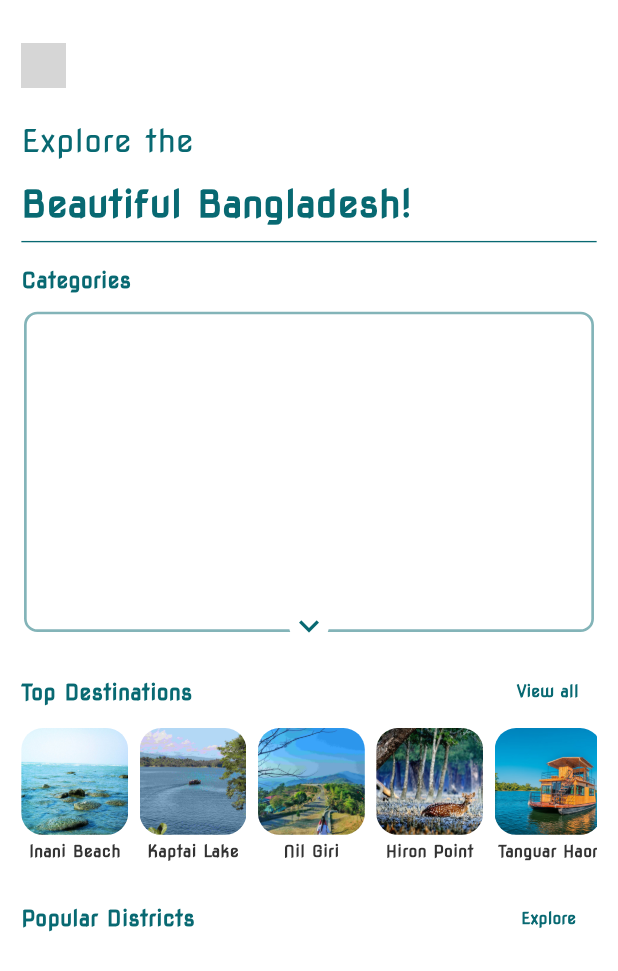
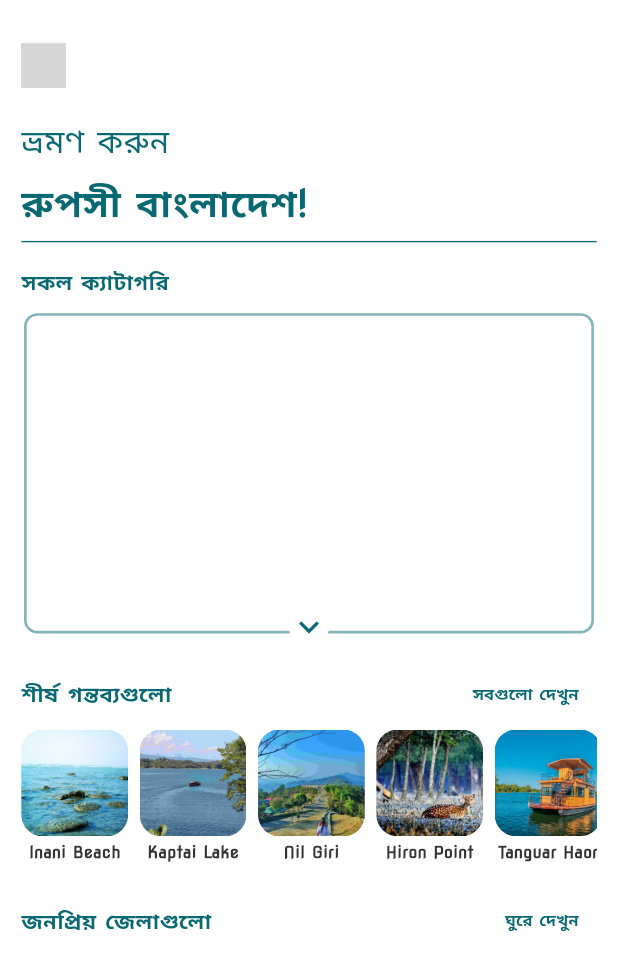
Before and after one commit to theove46/dristi, a Flutter app: the HomePage screen opened by its route, on a phone screen of 412 x 824 dp. Shown: the top 971 px of the screen. Run offline on Flutter 3.47's test engine with Material 3 defaults, Android fonts, the phone set to English and light mode, and no system bars; our stand-ins replace carousel_slider, dio, equatable, flutter_riverpod, flutter_screenutil, hive_flutter and 1 more; accounts and stored records are empty; generated files the repository leaves out were written again; grey boxes are pictures that could not be loaded.

Commit message:
feat: Implement App localization for English and Bangla

```diff
--- /dev/null
+++ b/dristi/lib/app.dart
@@ -0,0 +1,58 @@
+import 'package:dristi/l10n/localizations.dart';
+import 'package:dristi/src/core/constants/app_values.dart';
+import 'package:dristi/src/core/services/routes/route_generator.dart';
+import 'package:dristi/src/core/services/routes/routes.dart';
+import 'package:dristi/src/core/theme/colors.dart';
+import 'package:dristi/src/core/theme/text_styles.dart';
+import 'package:dristi/src/core/utils/localization_ext.dart';
+import 'package:flutter/material.dart';
+import 'package:flutter_screenutil/flutter_screenutil.dart';
+import 'package:flutter_gen/gen_l10n/app_localizations.dart';
+
+final GlobalKey<NavigatorState> navigatorKey = GlobalKey<NavigatorState>();
+
+class App extends StatelessWidget {
+  const App({
+    Key? key,
+    required this.isFirstTime,
+  }) : super(key: key);
+
+  final bool isFirstTime;
+
+  @override
+  Widget build(BuildContext context) {
+    return ScreenUtilInit(
+      designSize:
+          const Size(AppValues.dimenDefaultWidth, AppValues.dimenDefaultHeight),
+      minTextAdapt: true,
+      splitScreenMode: true,
+      builder: (BuildContext context, Widget? child) {
+        return MaterialApp(
+          debugShowCheckedModeBanner: false,
+          theme: ThemeData(
+            appBarTheme: AppBarTheme(
+              backgroundColor: UIColors.white,
+              elevation: 0,
+              titleSpacing: 0,
+              centerTitle: true,
+              titleTextStyle: blackNovaBold18,
+              iconTheme: const IconThemeData(
+                color: UIColors.black,
+              ),
+            ),
+          ),
+          onGenerateRoute: RouteGenerator.generateRoute,
+          initialRoute: isFirstTime ? Routes.splash : Routes.home,
+          navigatorKey: navigatorKey,
+          localizationsDelegates: AppLocalizations.localizationsDelegates,
+          supportedLocales: _supportedLocales,
+          locale: AppLanguages.bn.toLocale,
+        );
+      },
+    );
+  }
+
+  List<Locale> get _supportedLocales => AppLanguages.values
+      .map((AppLanguages language) => language.toLocale)
+      .toList();
+}
--- /dev/null
+++ b/dristi/lib/l10n/app_bn.arb
@@ -0,0 +1,14 @@
+{
+  "appName": "দৃষ্টি",
+  "exploreThe": "ভ্রমণ করুন",
+  "beautifulBD": "রুপসী বাংলাদেশ!",
+  "topDestinations": "শীর্ষ গন্তব্যগুলো",
+  "popularDistricts": "জনপ্রিয় জেলাগুলো",
+  "categories": "সকল ক্যাটাগরি",
+  "viewAll": "সবগুলো দেখুন",
+  "explore": "ঘুরে দেখুন",
+  "allDistrictsBD": "রুপসী বাংলাদেশ ভ্রমণ করুন",
+  "getStarted": "চলুন শুরু করি",
+
+  "boiler": "নিলগিরি হল বান্দরবানে বিভিন্ন আকারের পাহাড়ের একটি সংগ্রহ। বান্দরবান নিজেই বাংলাদেশের একটি পাহাড়ি জেলা। গাছপালায় ঢাকা পর্বতগুলো নিলগিরি থেকে খুবই সুন্দর দেখায়। স্থানীয়ভাবে চাঁদের গাড়ি (মুন কার) নামে পরিচিত যাত্রাটি খুবই উপভোগ্য এবং রোমাঞ্চকর। নিলগিরি পর্যটন এলাকা খুবই পরিষ্কার এবং এটি বাংলাদেশ সেনাবাহিনীর তত্ত্বাবধানে রয়েছে। পরিষ্কার শৌচাগার এবং ক্যাফেটেরিয়াও উপলব্ধ। ঢাকার সাথে সড়ক দূরত্ব ৩২৬ কিমি এবং চট্টগ্রামের সাথে ৮৫ কিমি। বিশ্বের যে কোনও কোণ থেকে যে কেউ বিমানযোগে ঢাকা বা চট্টগ্রাম যেতে পারেন এবং তারপরে খুবই যুক্তিসঙ্গত খরচে বিলাসবহুল বাসে নিলগিরি যেতে পারেন। নিলগিরি হল বান্দরবানে বিভিন্ন আকারের পাহাড়ের একটি সংগ্রহ। বান্দরবান নিজেই বাংলাদেশের একটি পাহাড়ি জেলা। গাছপালায় ঢাকা পর্বতগুলো নিলগিরি থেকে খুবই সুন্দর দেখায়। স্থানীয়ভাবে চাঁদের গাড়ি (মুন কার) নামে পরিচিত যাত্রাটি খুবই উপভোগ্য এবং রোমাঞ্চকর। নিলগিরি পর্যটন এলাকা খুবই পরিষ্কার এবং এটি বাংলাদেশ সেনাবাহিনীর তত্ত্বাবধানে রয়েছে। পরিষ্কার শৌচাগার এবং ক্যাফেটেরিয়াও উপলব্ধ। ঢাকার সাথে সড়ক দূরত্ব ৩২৬ কিমি এবং চট্টগ্রামের সাথে ৮৫ কিমি। বিশ্বের যে কোনও কোণ থেকে যে কেউ বিমানযোগে ঢাকা বা চট্টগ্রাম যেতে পারেন এবং তারপরে খুবই যুক্তিসঙ্গত খরচে বিলাসবহুল বাসে নিলগিরি যেতে পারেন।"
+}
--- /dev/null
+++ b/dristi/lib/l10n/app_en.arb
@@ -0,0 +1,15 @@
+{
+  "appName": "Dristi",
+  "exploreThe": "Explore the",
+  "beautifulBD": "Beautiful Bangladesh!",
+  "topDestinations": "Top Destinations",
+  "popularDistricts": "Popular Districts",
+  "categories": "Categories",
+  "viewAll": "View all",
+  "explore": "Explore",
+  "allDistrictsBD": "Explore The Beautiful Bangladesh",
+  "getStarted": "Lets Get Started",
+
+  "boiler": "Nilgiri is a collection of multiple variable sizes hill area in Bandarban. Bandarban itself is a hill district in Banglades. The mountains with Covering trees look very beautiful from Nilgiri.The journey with locally called Chader gari (Moon Car) is very much enjoyble and full of thrills. The Nilgiri tourist area is very clean and is under supervision of Bangladesh Army.Clean wash rooms and cafeteria also availabl. The road distance from Dhaka is 326 km and from Chittagong is 85 km. Any one from any corner of world may come to Dhaka or Chittagong by air and then may go to Nilgiri by luxurious bus with very reasonable cost. Nilgiri is a collection of multiple variable sizes hill area in Bandarban. Bandarban itself is a hill district in Banglades. The mountains with Covering trees look very beautiful from Nilgiri.The journey with locally called Chader gari (Moon Car) is very much enjoyble and full of thrills. The Nilgiri tourist area is very clean and is under supervision of Bangladesh Army.Clean wash rooms and cafeteria also availabl. The road distance from Dhaka is 326 km and from Chittagong is 85 km. Any one from any corner of world may come to Dhaka or Chittagong by air and then may go to Nilgiri by luxurious bus with very reasonable cost."
+
+}
--- /dev/null
+++ b/dristi/lib/l10n/localizations.dart
@@ -0,0 +1,4 @@
+enum AppLanguages {
+  en,
+  bn,
+}
--- a/dristi/lib/main.dart
+++ b/dristi/lib/main.dart
@@ -1,28 +1,26 @@
-import 'package:dristi/src/core/constants/app_values.dart';
+import 'package:dristi/app.dart';
 import 'package:dristi/src/core/flavors/build_config.dart';
 import 'package:dristi/src/core/flavors/env_config.dart';
 import 'package:dristi/src/core/flavors/environment.dart';
 import 'package:dristi/src/core/network/api_end_points.dart';
-import 'package:dristi/src/core/services/routes/route_generator.dart';
-import 'package:dristi/src/core/services/routes/routes.dart';
-import 'package:dristi/src/core/theme/colors.dart';
 import 'package:dristi/src/core/loggers/riverpod_logger.dart';
-import 'package:dristi/src/core/constants/text_constants.dart';
-import 'package:dristi/src/core/theme/text_styles.dart';
 import 'package:flutter/material.dart';
 import 'package:flutter/services.dart';
 import 'package:flutter_riverpod/flutter_riverpod.dart';
-import 'package:flutter_screenutil/flutter_screenutil.dart';
 import 'package:hive_flutter/hive_flutter.dart';
-
-final GlobalKey<NavigatorState> navigatorKey = GlobalKey<NavigatorState>();
 
 Future<void> main() async {
   WidgetsFlutterBinding.ensureInitialized();
+
   EnvConfig prodConfig = EnvConfig(
-    appName: TextConstants.appName,
+    appName: "Dristi",
     baseUrl: API.prod,
     shouldCollectCrashLog: true,
+  );
+
+  BuildConfig.instantiate(
+    envType: Environment.prod,
+    envConfig: prodConfig,
   );
 
   BuildConfig.instantiate(
@@ -43,7 +41,7 @@ Future<void> main() async {
   runApp(
     ProviderScope(
       observers: [RiverpodLogger()],
-      child: MyApp(
+      child: App(
         isFirstTime: isFirstTime,
       ),
     ),
@@ -55,43 +53,3 @@ Future<bool> getFirstTimeStatus() async {
   bool? isFirstTime = settingsBox.get('isFirstTime');
   return isFirstTime ?? true;
 }
-
-class MyApp extends StatelessWidget {
-  const MyApp({
-    Key? key,
-    required this.isFirstTime,
-  }) : super(key: key);
-
-  final bool isFirstTime;
-
-  @override
-  Widget build(BuildContext context) {
-    return ScreenUtilInit(
-      designSize:
-          const Size(AppValues.dimenDefaultWidth, AppValues.dimenDefaultHeight),
-      minTextAdapt: true,
-      splitScreenMode: true,
-      builder: (BuildContext context, Widget? child) {
-        return MaterialApp(
-          title: TextConstants.appName,
-          debugShowCheckedModeBanner: false,
-          theme: ThemeData(
-            appBarTheme: AppBarTheme(
-              backgroundColor: UIColors.white,
-              elevation: 0,
-              titleSpacing: 0,
-              centerTitle: true,
-              titleTextStyle: blackNovaBold18,
-              iconTheme: const IconThemeData(
-                color: UIColors.black,
-              ),
-            ),
-          ),
-          onGenerateRoute: RouteGenerator.generateRoute,
-          initialRoute: isFirstTime ? Routes.splash : Routes.home,
-          navigatorKey: navigatorKey,
-        );
-      },
-    );
-  }
-}
--- a/dristi/lib/src/core/constants/text_constants.dart
+++ /dev/null
@@ -1,137 +0,0 @@
-class TextConstants {
-  /// Global
-  static const String appName = 'Dristi';
-  static const String exploreThe = 'Explore the';
-  static const String beautifulBD = 'Beautiful Bangladesh!';
-  static const String topDestinations = 'Top Destinations';
-  static const String popularDistricts = 'Popular Districts';
-  static const String categories = 'Categories';
-  static const String viewAll = 'View all';
-  static const String explore = 'Explore';
-  static const String overview = 'Overview';
-  static const String allDistrictsBD = 'Explore The Beautiful Bangladesh';
-
-  /// Boiler Text
-  static const String boiler =
-      "Nilgiri is a collection of multiple variable sizes hill area in Bandarban. Bandarban itself is a hill district in Banglades. The mountains with Covering trees look very beautiful from Nilgiri.The journey with locally called Chader gari (Moon Car) is very much enjoyble and full of thrills. The Nilgiri tourist area is very clean and is under supervision of Bangladesh Army.Clean wash rooms and cafeteria also availabl. The road distance from Dhaka is 326 km and from Chittagong is 85 km. Any one from any corner of world may come to Dhaka or Chittagong by air and then may go to Nilgiri by luxurious bus with very reasonable cost. Nilgiri is a collection of multiple variable sizes hill area in Bandarban. Bandarban itself is a hill district in Banglades. The mountains with Covering trees look very beautiful from Nilgiri.The journey with locally called Chader gari (Moon Car) is very much enjoyble and full of thrills. The Nilgiri tourist area is very clean and is under supervision of Bangladesh Army.Clean wash rooms and cafeteria also availabl. The road distance from Dhaka is 326 km and from Chittagong is 85 km. Any one from any corner of world may come to Dhaka or Chittagong by air and then may go to Nilgiri by luxurious bus with very reasonable cost.";
-
-  /// Update page
-  static const String successfullyUpdated = 'Updated Successfully';
-
-  /// Welcome Page
-  static const String getStarted = 'Lets Get Started';
-
-  static const String signin = 'Sign In';
-  static const String signUp = 'Sign Up';
-  static const String submit = 'Submit';
-  static const String createAnAccount = 'Create an account';
-  static const String firstName = 'Your first name';
-  static const String lastName = 'Your last name';
-  static const String alreadyHaveAnAccount = 'Already have an account? ';
-  static const String iAgreeWith = 'I agree with ';
-  static const String termsAndConditions = 'Terms & Conditions';
-  static const String accountCreatedSuccess =
-      'Your Account has been created successfully';
-  static const String email = 'Email';
-  static const String yourEmail = 'Your email';
-  static const String updateProfile = 'Update Profile';
-  static const String dateOfBirth = 'Date of Birth';
-  static const String offline = 'Offline';
-  static const String phoneNumber = 'Phone Number *';
-  static const String connecting = 'Connecting...';
-
-  /// Login Screen
-  static const String password = 'Password';
-  static const String rememberMe = 'Remember Me';
-  static const String forgotPassword = 'Forgot password?';
-  static const String doNotHaveAccount = 'Don’t have an account?';
-  static const String rememberYourPassword = 'Remember your password?';
-  static const String resendEmail = 'Resend Email';
-
-  /// Verification Page
-  static const String yourCode = 'Your code';
-  static const String retrieveFCMTokenError = 'Failed to retrieve FCM token';
-
-  /// Change Your Password Page
-  static const String resend = 'Resend';
-  static const String congratulations = 'Congratulations';
-  static const String newPassword = 'New password';
-  static const String oldPassword = 'Old password';
-  static const String confirmPassword = 'Confirm password';
-  static const String changePassword = 'Change Password';
-  static const String resetPassword = 'Reset Password';
-  static const String changePasswordTitleFirstPart = 'Chan';
-  static const String changePasswordTitleLastPart = 'ge Password';
-  static const String changePasswordSubtitleFirstPart =
-      'Make sure to enter a strong password to';
-  static const String changePasswordSubtitleLastPart = 'ensure your security';
-
-  /// Devices
-  static const String android = 'Android';
-  static const String ios = 'IOS';
-  static const String unknownDevice = 'Unknown Device';
-
-  /// Snackbar messages
-  static const String passwordResetSuccess = 'Password reset successfully!';
-  static const String passwordFieldsNotMatched = "Password doesn't match";
-  static const String somethingWentWrong =
-      'Something went wrong! Please try again later.';
-  static const String logOutSuccessful = 'Successfully Log Out';
-  static const String passwordChangeSuccess = 'Password changed successfully.';
-
-  /// Logout message
-  static const String logOut = 'Log Out';
-
-  /// Password validation
-  static const String passwordMustBe = 'Password must be ';
-  static const String eightCharacter = '8 characters';
-  static const String lengthCombination =
-      ' in length with a combination of at least one ';
-  static const String uppercase = 'uppercase';
-  static const String letter = ' letter, ';
-  static const String lowercase = 'lowercase';
-  static const String number = 'number';
-  static const String and = ' and ';
-  static const String specialCharacter = 'special character';
-  static const String dot = '.';
-
-  /// Identity verification page
-  static const String confirmation = 'Confirmation';
-  static const String wantToGoBack = 'Are you sure you want to go back?';
-
-  /// Gender
-  static const String selectGender = 'Select Gender';
-  static const String gender = 'Gender';
-  static const String male = 'Male';
-  static const String female = 'Female';
-
-  /// Titles and Subtitles
-  static const String signInTitleFirstPart = 'Log in';
-  static const String signInTitleLastPart = ' to Authy';
-  static const String signInSubtitleFirstPart =
-      'Welcome back! Sign in using your social';
-  static const String signInSubtitleLastPart =
-      'account or email to continue us';
-  static const String signUpTitleFirstPart = 'Sign up';
-  static const String signUpTitleLastPart = ' with Email';
-  static const String signUpSubtitleFirstPart =
-      'Get chatting with friends and family today by';
-  static const String signUpSubtitleLastPart = 'signing up for our chat app!';
-  static const String dashboardTitleFirstPart = 'Forgot';
-  static const String dashboardTitleLastPart = ' Password';
-  static const String dashboardSubtitleFirstPart =
-      'Enter your email address. We will send a code';
-  static const String dashboardSubtitleLastPart = 'to verify your identity';
-  static const String identityVerificationTitleFirstPart = 'Email';
-  static const String identityVerificationTitleLastPart = ' Confirmation';
-  static const String identityVerificationSubtitleFirstPart =
-      'We’ve sent a code to your email address.';
-  static const String identityVerificationSubtitleLastPart =
-      'Please check your inbox.';
-  static const String setPasswordTitleFirstPart = 'Reset';
-  static const String setPasswordTitleLastPart = ' Password';
-  static const String setPasswordSubtitleFirstPart =
-      'Get chatting with friends and family today by';
-  static const String setPasswordSubtitleLastPart =
-      'signing up for our chat app!';
-}
--- /dev/null
+++ b/dristi/lib/src/core/utils/localization_ext.dart
@@ -0,0 +1,11 @@
+import 'package:dristi/l10n/localizations.dart';
+import 'package:flutter_gen/gen_l10n/app_localizations.dart';
+import 'package:flutter/material.dart';
+
+extension AppLanguageExtension on AppLanguages {
+  Locale get toLocale => Locale(name);
+}
+
+extension LocalizationExtension on BuildContext {
+  AppLocalizations get localization => AppLocalizations.of(this)!;
+}
--- a/dristi/lib/src/features/districts/presentation/pages/districts_list_page.dart
+++ b/dristi/lib/src/features/districts/presentation/pages/districts_list_page.dart
@@ -1,8 +1,8 @@
 import 'package:dristi/src/core/assets/assets.dart';
 import 'package:dristi/src/core/constants/app_values.dart';
 import 'package:dristi/src/core/theme/colors.dart';
-import 'package:dristi/src/core/constants/text_constants.dart';
 import 'package:dristi/src/core/theme/text_styles.dart';
+import 'package:dristi/src/core/utils/localization_ext.dart';
 import 'package:dristi/src/features/districts/presentation/riverpod/district_provider.dart';
 import 'package:flutter/material.dart';
 import 'package:flutter_riverpod/flutter_riverpod.dart';
@@ -32,7 +32,7 @@ class _DistrictsPageState extends ConsumerState<DistrictsPage> {
       backgroundColor: UIColors.white,
       appBar: AppBar(
         title: Text(
-          TextConstants.allDistrictsBD,
+          context.localization.allDistrictsBD,
           style: primaryNovaBold16,
         ),
         centerTitle: false,
--- a/dristi/lib/src/features/home/categories/presentations/widgets/categories_builder.dart
+++ b/dristi/lib/src/features/home/categories/presentations/widgets/categories_builder.dart
@@ -1,7 +1,7 @@
 import 'package:dristi/src/core/constants/app_values.dart';
-import 'package:dristi/src/core/constants/text_constants.dart';
 import 'package:dristi/src/core/theme/colors.dart';
 import 'package:dristi/src/core/theme/text_styles.dart';
+import 'package:dristi/src/core/utils/localization_ext.dart';
 import 'package:dristi/src/features/home/home_page/riverpod/home_provider.dart';
 import 'package:flutter/material.dart';
 import 'package:flutter_riverpod/flutter_riverpod.dart';
@@ -42,7 +42,7 @@ class _CategoriesBuilderState extends ConsumerState<CategoriesBuilder> {
     return Padding(
       padding: EdgeInsets.symmetric(vertical: AppValues.dimen_10.h),
       child: Text(
-        TextConstants.categories,
+        context.localization.categories,
         style: primaryNovaBold16,
       ),
     );
--- a/dristi/lib/src/features/home/home_page/pages/home_page.dart
+++ b/dristi/lib/src/features/home/home_page/pages/home_page.dart
@@ -1,8 +1,8 @@
 import 'package:dristi/src/core/assets/assets.dart';
 import 'package:dristi/src/core/constants/app_values.dart';
 import 'package:dristi/src/core/theme/colors.dart';
-import 'package:dristi/src/core/constants/text_constants.dart';
 import 'package:dristi/src/core/theme/text_styles.dart';
+import 'package:dristi/src/core/utils/localization_ext.dart';
 import 'package:dristi/src/features/home/home_page/riverpod/home_provider.dart';
 import 'package:dristi/src/features/home/categories/presentations/widgets/categories_builder.dart';
 import 'package:dristi/src/features/home/sliders/presentations/widgets/slider_builder.dart';
@@ -74,11 +74,11 @@ class _HomePageState extends ConsumerState<HomePage> {
       children: [
         SizedBox(height: AppValues.dimen_10.h),
         Text(
-          TextConstants.exploreThe,
+          context.localization.exploreThe,
           style: primaryNovaMedium24,
         ),
         SizedBox(height: AppValues.dimen_10.h),
-        Text(TextConstants.beautifulBD, style: primaryNovaBold28),
+        Text(context.localization.beautifulBD, style: primaryNovaBold28),
         Divider(
           color: UIColors.primary,
           thickness: AppValues.dimen_1.h,
--- a/dristi/lib/src/features/home/popular_districts/presentations/widgets/popular_districts_builder.dart
+++ b/dristi/lib/src/features/home/popular_districts/presentations/widgets/popular_districts_builder.dart
@@ -1,7 +1,7 @@
 import 'package:dristi/src/core/constants/app_values.dart';
 import 'package:dristi/src/core/services/routes/routes.dart';
-import 'package:dristi/src/core/constants/text_constants.dart';
 import 'package:dristi/src/core/theme/text_styles.dart';
+import 'package:dristi/src/core/utils/localization_ext.dart';
 import 'package:dristi/src/features/home/home_page/riverpod/home_provider.dart';
 import 'package:flutter/material.dart';
 import 'package:flutter_riverpod/flutter_riverpod.dart';
@@ -34,13 +34,13 @@ class _PopularCitiesBuilderState
         mainAxisAlignment: MainAxisAlignment.spaceBetween,
         children: [
           Text(
-            TextConstants.popularDistricts,
+            context.localization.popularDistricts,
             style: primaryNovaBold16,
           ),
           TextButton(
             onPressed: navigateToDistrictPage,
             child: Text(
-              TextConstants.explore,
+              context.localization.explore,
               style: primaryNovaBold12,
             ),
           ),
--- a/dristi/lib/src/features/home/top_destinations/presentations/widgets/top_destinations_builder.dart
+++ b/dristi/lib/src/features/home/top_destinations/presentations/widgets/top_destinations_builder.dart
@@ -1,7 +1,7 @@
 import 'package:dristi/src/core/constants/app_values.dart';
 import 'package:dristi/src/core/services/routes/routes.dart';
-import 'package:dristi/src/core/constants/text_constants.dart';
 import 'package:dristi/src/core/theme/text_styles.dart';
+import 'package:dristi/src/core/utils/localization_ext.dart';
 import 'package:dristi/src/features/home/home_page/riverpod/home_provider.dart';
 import 'package:flutter/material.dart';
 import 'package:flutter_riverpod/flutter_riverpod.dart';
@@ -33,13 +33,13 @@ class _TopDestinationBuilderState extends ConsumerState<TopDestinationBuilder> {
         mainAxisAlignment: MainAxisAlignment.spaceBetween,
         children: [
           Text(
-            TextConstants.topDestinations,
+            context.localization.topDestinations,
             style: primaryNovaBold16,
           ),
           TextButton(
             onPressed: navigateToDestinationsPage,
             child: Text(
-              TextConstants.viewAll,
+              context.localization.viewAll,
               style: primaryNovaBold12,
             ),
           ),
--- a/dristi/lib/src/features/splash/presentation/pages/splash_page.dart
+++ b/dristi/lib/src/features/splash/presentation/pages/splash_page.dart
@@ -1,8 +1,8 @@
 import 'package:dristi/src/core/constants/app_values.dart';
 import 'package:dristi/src/core/services/routes/routes.dart';
 import 'package:dristi/src/core/theme/colors.dart';
-import 'package:dristi/src/core/constants/text_constants.dart';
 import 'package:dristi/src/core/theme/text_styles.dart';
+import 'package:dristi/src/core/utils/localization_ext.dart';
 import 'package:dristi/src/core/widgets/button.dart';
 import 'package:dristi/src/core/widgets/primary_snackbar.dart';
 import 'package:dristi/src/features/splash/presentation/riverpod/splash_providers.dart';
@@ -71,7 +71,7 @@ class _SplashPageState extends ConsumerState<SplashPage> {
           onPressed: notifier.splashPageSubmit,
           background: UIColors.primary,
           height: AppValues.dimen_60.h,
-          label: TextConstants.getStarted,
+          label: context.localization.getStarted,
           textStyle: whiteNovaBold20,
         ),
       ),
@@ -87,7 +87,7 @@ class _SplashPageState extends ConsumerState<SplashPage> {
       child: Align(
         alignment: Alignment.topLeft,
         child: Text(
-          TextConstants.appName,
+          context.localization.appName,
           style: whiteNovaBold28,
         ),
       ),
--- a/dristi/lib/src/features/spot/presentation/pages/spot_page.dart
+++ b/dristi/lib/src/features/spot/presentation/pages/spot_page.dart
@@ -1,8 +1,8 @@
 import 'package:dristi/src/core/assets/assets.dart';
 import 'package:dristi/src/core/constants/app_values.dart';
 import 'package:dristi/src/core/theme/colors.dart';
-import 'package:dristi/src/core/constants/text_constants.dart';
 import 'package:dristi/src/core/theme/text_styles.dart';
+import 'package:dristi/src/core/utils/localization_ext.dart';
 import 'package:dristi/src/features/spot/presentation/riverpod/spot_provider.dart';
 import 'package:dristi/src/features/spot/presentation/widgets/description_items_builder.dart';
 import 'package:flutter/material.dart';
@@ -161,7 +161,7 @@ class _SpotPageState extends ConsumerState<SpotPage> {
           ),
           SizedBox(height: AppValues.dimen_10.h),
           Text(
-            TextConstants.boiler,
+            context.localization.boiler,
             textAlign: TextAlign.justify,
             style: blackNovaRegular14,
           ),
--- a/dristi/pubspec.yaml
+++ b/dristi/pubspec.yaml
@@ -22,7 +22,10 @@ dependencies:
   dio: 5.4.0
   hive_flutter: 1.1.0
   get_it: 7.6.7
+  flutter_localization: 0.2.0
+  intl: 0.18.1
 
+# Run fvm flutter gen-l10n / flutter gen-l10n if Localization error
 
 dev_dependencies:
   flutter_test:
@@ -33,6 +36,7 @@ dev_dependencies:
 flutter:
 
   uses-material-design: true
+  generate: true
 
   assets:
     - assets/images/spot_items/
```
Also changed, not shown: dristi/pubspec.lock, 5 other files.
